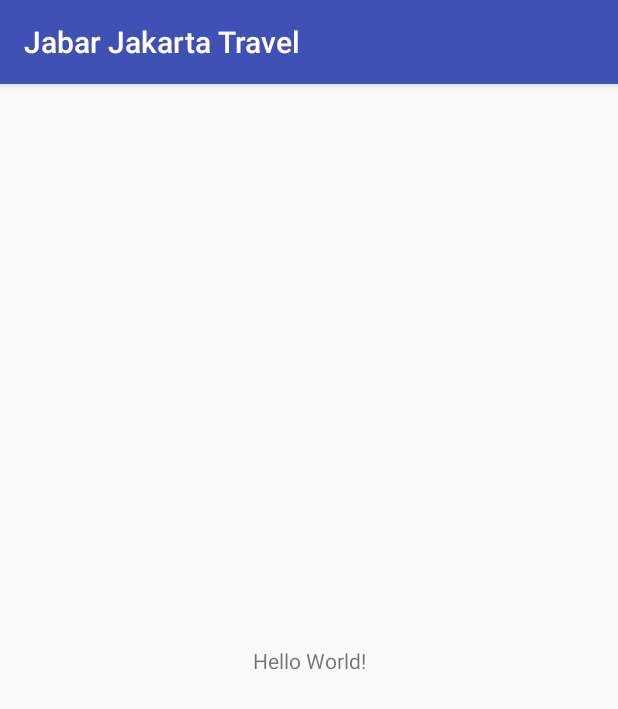
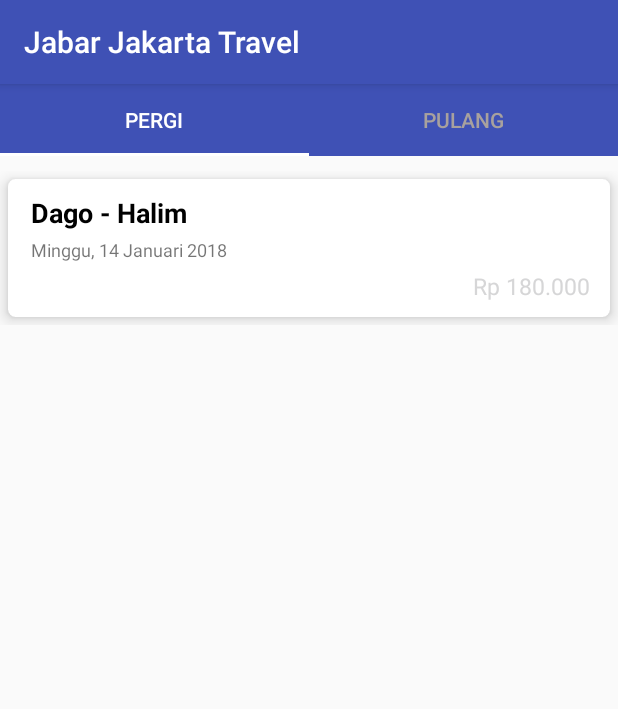
Before and after one commit to ahmad-mukhlish/JabarJakartaTravel, an Android app: the screen it shows after launch (MainActivity), on a phone screen of 412 x 824 dp. Shown: the top 709 px of the screen. Run offline under Robolectric (Android 15) with nearby library versions, the phone set to English and light mode, and no system bars.

Commit message:
add tab layout

```diff
--- a/app/src/main/AndroidManifest.xml
+++ b/app/src/main/AndroidManifest.xml
@@ -16,6 +16,7 @@
                 <category android:name="android.intent.category.LAUNCHER" />
             </intent-filter>
         </activity>
+        <activity android:name=".activities.PilihWaktuKursiActivity"></activity>
     </application>
 
 </manifest>
--- a/app/src/main/java/com/programmerbaper/jabarjakartatravel/activities/MainActivity.java
+++ b/app/src/main/java/com/programmerbaper/jabarjakartatravel/activities/MainActivity.java
@@ -1,9 +1,16 @@
 package com.programmerbaper.jabarjakartatravel.activities;
 
+import android.support.design.widget.TabLayout;
+import android.support.v4.view.ViewPager;
 import android.support.v7.app.AppCompatActivity;
 import android.os.Bundle;
 
 import com.programmerbaper.jabarjakartatravel.R;
+import com.programmerbaper.jabarjakartatravel.adapters.TrayekTabAdapter;
+import com.programmerbaper.jabarjakartatravel.entities.Trayek;
+
+import java.util.ArrayList;
+import java.util.List;
 
 public class MainActivity extends AppCompatActivity {
 
@@ -11,6 +18,26 @@ public class MainActivity extends AppCompatActivity {
     protected void onCreate(Bundle savedInstanceState) {
         super.onCreate(savedInstanceState);
         setContentView(R.layout.activity_main);
+
+        List<Trayek> list = new ArrayList<>();
+        list.add(new Trayek(1, "Dago - Halim", 180000));
+        list.add(new Trayek(1, "Halim Dago", 180000));
+
+        ViewPager viewPager = findViewById(R.id.viewpager);
+        TrayekTabAdapter adapter = new TrayekTabAdapter(getSupportFragmentManager(), setTabTitle(), list);
+        viewPager.setAdapter(adapter);
+        TabLayout tabLayout = findViewById(R.id.sliding_tabs);
+        tabLayout.setupWithViewPager(viewPager);
+
+    }
+
+    private String[] setTabTitle() {
+        String titles[] = new String[TrayekTabAdapter.TOTAL_FRAGMENT];
+        titles[0] = getString(R.string.tab_pergi);
+        titles[1] = getString(R.string.tab_pulang);
+
+
+        return titles;
     }
 
 
--- /dev/null
+++ b/app/src/main/java/com/programmerbaper/jabarjakartatravel/activities/PilihWaktuKursiActivity.java
@@ -0,0 +1,15 @@
+package com.programmerbaper.jabarjakartatravel.activities;
+
+import android.support.v7.app.AppCompatActivity;
+import android.os.Bundle;
+
+import com.programmerbaper.jabarjakartatravel.R;
+
+public class PilihWaktuKursiActivity extends AppCompatActivity {
+
+    @Override
+    protected void onCreate(Bundle savedInstanceState) {
+        super.onCreate(savedInstanceState);
+        setContentView(R.layout.activity_pilih_waktu_kursi);
+    }
+}
--- /dev/null
+++ b/app/src/main/java/com/programmerbaper/jabarjakartatravel/adapters/TrayekRecycleAdapter.java
@@ -0,0 +1,104 @@
+package com.programmerbaper.jabarjakartatravel.adapters;
+
+import android.content.Context;
+import android.content.Intent;
+import android.support.v7.widget.RecyclerView;
+import android.text.format.DateUtils;
+import android.util.Log;
+import android.view.LayoutInflater;
+import android.view.View;
+import android.view.ViewGroup;
+import android.widget.TextView;
+
+import com.programmerbaper.jabarjakartatravel.R;
+import com.programmerbaper.jabarjakartatravel.activities.PilihWaktuKursiActivity;
+import com.programmerbaper.jabarjakartatravel.entities.Trayek;
+
+import java.text.SimpleDateFormat;
+import java.util.Calendar;
+import java.util.Date;
+import java.util.List;
+import java.util.Locale;
+
+/**
+ * Created by ahmad on 1/12/2018.
+ */
+
+public class TrayekRecycleAdapter extends RecyclerView.Adapter<TrayekRecycleAdapter.TrayekViewHolder> {
+
+    private final String LOG_TAG = TrayekRecycleAdapter.class.getName();
+
+    private Context mContext;
+    private List<Trayek> mTrayeks;
+
+    public TrayekRecycleAdapter(Context mContext, List<Trayek> mTrayeks) {
+        this.mContext = mContext;
+        this.mTrayeks = mTrayeks;
+    }
+
+    @Override
+    public TrayekViewHolder onCreateViewHolder(ViewGroup parent, int viewType) {
+        View view = LayoutInflater.from(parent.getContext()).inflate(R.layout.each_trayek, parent, false);
+        return new TrayekViewHolder(view);
+    }
+
+    @Override
+    public void onBindViewHolder(TrayekViewHolder holder, int position) {
+        Trayek trayekNow = mTrayeks.get(position);
+        holder.mNama.setText(trayekNow.getmNama());
+        holder.mTanggal.setText(new SimpleDateFormat("EEEE, dd MMMM yyyy", new Locale("in", "ID")).format(DateUtil(Calendar.getInstance().getTime(),1)));
+        holder.mTarif.setText(Trayek.formatter(trayekNow.getmTarif()+""));
+        holder.mRootView.setOnClickListener(new DetailListener(position));
+
+    }
+
+    @Override
+    public int getItemCount() {
+        return mTrayeks.size();
+    }
+
+    public static class TrayekViewHolder extends RecyclerView.ViewHolder {
+        private TextView mNama, mTarif, mTanggal;
+        private View mRootView;
+
+        public TrayekViewHolder(View itemView) {
+            super(itemView);
+            mNama = itemView.findViewById(R.id.nama);
+            mTarif = itemView.findViewById(R.id.tarif);
+            mTanggal = itemView.findViewById(R.id.tanggal);
+            mRootView = itemView;
+        }
+    }
+
+
+    private class DetailListener implements View.OnClickListener {
+
+        private int mPosition;
+
+        DetailListener(int position) {
+            this.mPosition = position;
+        }
+
+        @Override
+        public void onClick(View view) {
+
+
+            Trayek clickedTrayek = mTrayeks.get(mPosition);
+            Intent intent = new Intent(mContext, PilihWaktuKursiActivity.class);
+            intent.putExtra("idTrayek", clickedTrayek.getmIdTrayek());
+            intent.putExtra("nama", clickedTrayek.getmNama());
+            intent.putExtra("tarif", clickedTrayek.getmTarif());
+            view.getContext().startActivity(intent);
+
+        }
+    }
+
+    private Date DateUtil(Date date, int days) {
+        Calendar cal = Calendar.getInstance();
+        cal.setTime(date);
+        cal.add(Calendar.DATE, days); //minus number would decrement the days
+        return cal.getTime();
+    }
+
+
+}
--- /dev/null
+++ b/app/src/main/java/com/programmerbaper/jabarjakartatravel/adapters/TrayekTabAdapter.java
@@ -0,0 +1,77 @@
+package com.programmerbaper.jabarjakartatravel.adapters;
+
+import android.os.Bundle;
+import android.support.v4.app.Fragment;
+import android.support.v4.app.FragmentManager;
+import android.support.v4.app.FragmentStatePagerAdapter;
+import android.util.Log;
+
+import com.programmerbaper.jabarjakartatravel.entities.Trayek;
+import com.programmerbaper.jabarjakartatravel.fragments.TrayekFragment;
+
+import java.util.ArrayList;
+import java.util.List;
+
+/**
+ * Created by ahmad on 1/13/2018.
+ */
+
+public class TrayekTabAdapter extends FragmentStatePagerAdapter {
+
+    private final String LOG_TAG = TrayekTabAdapter.class.getName();
+
+    public static final int TOTAL_FRAGMENT = 2;
+    private String[] mTitles;
+    private List<Trayek> mLists;
+
+    public TrayekTabAdapter(FragmentManager fm, String[] titles, List<Trayek> List) {
+        super(fm);
+        this.mTitles = titles;
+        this.mLists = List;
+    }
+
+
+    @Override
+    public Fragment getItem(int position) {
+        Fragment fragment = new TrayekFragment();
+        Bundle bundle = new Bundle();
+        bundle.putParcelableArrayList("key", (ArrayList<Trayek>) divideProduksForFragment(mLists, position));
+        fragment.setArguments(bundle);
+        return fragment;
+    }
+
+    @Override
+    public CharSequence getPageTitle(int position) {
+        return mTitles[position];
+    }
+
+    @Override
+    public int getCount() {
+        return TOTAL_FRAGMENT;
+    }
+
+    private List<Trayek> divideProduksForFragment(List<Trayek> all, int kode) {
+        List<Trayek> pergi = new ArrayList<>();
+        List<Trayek> pulang = new ArrayList<>();
+
+
+        for (Trayek trayekNow : all) {
+
+            if (trayekNow.getmNama().startsWith("Dago")) {
+                pergi.add(trayekNow);
+            } else {
+                pulang.add(trayekNow);
+            }
+
+        }
+
+
+        if (kode == 0)
+            return pergi;
+        else
+            return pulang;
+
+
+    }
+
+}
--- /dev/null
+++ b/app/src/main/java/com/programmerbaper/jabarjakartatravel/entities/Trayek.java
@@ -0,0 +1,83 @@
+package com.programmerbaper.jabarjakartatravel.entities;
+
+import android.os.Parcel;
+import android.os.Parcelable;
+
+import java.text.DecimalFormat;
+import java.text.DecimalFormatSymbols;
+
+/**
+ * Created by ahmad on 1/12/2018.
+ */
+
+public class Trayek implements Parcelable {
+
+    private int mIdTrayek;
+    private String mNama;
+    private int mTarif;
+
+
+    public Trayek(int mIdTrayek, String mNama, int mTarif) {
+        this.mIdTrayek = mIdTrayek;
+        this.mNama = mNama;
+        this.mTarif = mTarif;
+    }
+
+    protected Trayek(Parcel in) {
+        mIdTrayek = in.readInt();
+        mNama = in.readString();
+        mTarif = in.readInt();
+    }
+
+    public static final Creator<Trayek> CREATOR = new Creator<Trayek>() {
+        @Override
+        public Trayek createFromParcel(Parcel in) {
+            return new Trayek(in);
+        }
+
+        @Override
+        public Trayek[] newArray(int size) {
+            return new Trayek[size];
+        }
+    };
+
+    public int getmIdTrayek() {
+        return mIdTrayek;
+    }
+
+    public String getmNama() {
+        return mNama;
+    }
+
+    public int getmTarif() {
+        return mTarif;
+    }
+
+    @Override
+    public int describeContents() {
+        return 0;
+    }
+
+    @Override
+    public void writeToParcel(Parcel dest, int flags) {
+        dest.writeInt(mIdTrayek);
+        dest.writeString(mNama);
+        dest.writeInt(mTarif);
+    }
+
+    public static String formatter(String input) {
+        if (!input.isEmpty()) {
+            DecimalFormatSymbols symbol = new DecimalFormatSymbols();
+            symbol.setGroupingSeparator('.');
+
+            DecimalFormat format = new DecimalFormat(" Rp ###,###");
+            format.setDecimalFormatSymbols(symbol);
+
+            return format.format(Double.parseDouble(input));
+        } else {
+            return "";
+        }
+
+    }
+
+}
--- /dev/null
+++ b/app/src/main/java/com/programmerbaper/jabarjakartatravel/fragments/TrayekFragment.java
@@ -0,0 +1,48 @@
+package com.programmerbaper.jabarjakartatravel.fragments;
+
+import android.os.Bundle;
+import android.support.v4.app.Fragment;
+import android.support.v7.widget.GridLayoutManager;
+import android.support.v7.widget.RecyclerView;
+import android.util.Log;
+import android.view.LayoutInflater;
+import android.view.View;
+import android.view.ViewGroup;
+
+import com.programmerbaper.jabarjakartatravel.R;
+import com.programmerbaper.jabarjakartatravel.adapters.TrayekRecycleAdapter;
+import com.programmerbaper.jabarjakartatravel.entities.Trayek;
+
+import java.util.ArrayList;
+import java.util.List;
+
+public class TrayekFragment extends Fragment {
+    private final String LOG_TAG = TrayekFragment.class.getName();
+
+    public static RecyclerView recyclerView;
+
+    public TrayekFragment() {
+        // Required empty public constructor
+    }
+
+    @Override
+    public View onCreateView(final LayoutInflater inflater, ViewGroup container,
+                             Bundle savedInstanceState) {
+        View rootView = inflater.inflate(R.layout.fragment_trayek, container, false);
+
+        List<Trayek> listTrayek = getArguments().getParcelableArrayList("key");
+
+        TrayekRecycleAdapter trayekRecycleAdapter =
+                new TrayekRecycleAdapter(getContext(), listTrayek);
+
+        recyclerView = rootView.findViewById(R.id.rvItems);
+        RecyclerView.LayoutManager layoutManager = new GridLayoutManager(getContext(), 1);
+
+        recyclerView.setHasFixedSize(true);
+        recyclerView.setLayoutManager(layoutManager);
+        recyclerView.setAdapter(trayekRecycleAdapter);
+
+
+        return rootView;
+    }
+}
--- a/app/src/main/res/layout/activity_main.xml
+++ b/app/src/main/res/layout/activity_main.xml
@@ -1,18 +1,28 @@
 <?xml version="1.0" encoding="utf-8"?>
-<android.support.constraint.ConstraintLayout xmlns:android="http://schemas.android.com/apk/res/android"
+<LinearLayout xmlns:android="http://schemas.android.com/apk/res/android"
     xmlns:app="http://schemas.android.com/apk/res-auto"
     xmlns:tools="http://schemas.android.com/tools"
     android:layout_width="match_parent"
     android:layout_height="match_parent"
+    android:orientation="vertical"
     tools:context="com.programmerbaper.jabarjakartatravel.activities.MainActivity">
 
-    <TextView
-        android:layout_width="wrap_content"
+    <android.support.design.widget.TabLayout
+        android:id="@+id/sliding_tabs"
+        style="@style/MyCustomTabTextAppearance"
+        android:layout_width="match_parent"
         android:layout_height="wrap_content"
-        android:text="Hello World!"
-        app:layout_constraintBottom_toBottomOf="parent"
-        app:layout_constraintLeft_toLeftOf="parent"
-        app:layout_constraintRight_toRightOf="parent"
-        app:layout_constraintTop_toTopOf="parent" />
+        app:tabBackground="@color/colorPrimary"
+        app:tabGravity="fill"
+        app:tabIndicatorColor="@android:color/white"
+        app:tabMaxWidth="0dp"
+        app:tabMode="fixed"
+        app:tabSelectedTextColor="@android:color/white"
+        app:tabTextColor="@color/tab_text" />
 
-</android.support.constraint.ConstraintLayout>
+    <android.support.v4.view.ViewPager
+        android:id="@+id/viewpager"
+        android:layout_width="match_parent"
+        android:layout_height="match_parent" />
+
+</LinearLayout>
--- /dev/null
+++ b/app/src/main/res/layout/activity_pilih_waktu_kursi.xml
@@ -0,0 +1,9 @@
+<?xml version="1.0" encoding="utf-8"?>
+<android.support.constraint.ConstraintLayout xmlns:android="http://schemas.android.com/apk/res/android"
+    xmlns:app="http://schemas.android.com/apk/res-auto"
+    xmlns:tools="http://schemas.android.com/tools"
+    android:layout_width="match_parent"
+    android:layout_height="match_parent"
+    tools:context="com.programmerbaper.jabarjakartatravel.activities.PilihWaktuKursiActivity">
+
+</android.support.constraint.ConstraintLayout>
--- /dev/null
+++ b/app/src/main/res/layout/each_trayek.xml
@@ -0,0 +1,58 @@
+<?xml version="1.0" encoding="utf-8"?>
+<RelativeLayout xmlns:android="http://schemas.android.com/apk/res/android"
+    xmlns:tool="http://schemas.android.com/tools"
+    android:layout_width="match_parent"
+    android:layout_height="wrap_content"
+    android:layout_marginTop="10dp">
+
+    <android.support.v7.widget.CardView xmlns:android="http://schemas.android.com/apk/res/android"
+        xmlns:card_view="http://schemas.android.com/apk/res-auto"
+        android:layout_width="match_parent"
+        android:layout_height="wrap_content"
+        android:layout_gravity="center_horizontal"
+        android:layout_margin="5dp"
+        card_view:cardCornerRadius="5dp"
+        card_view:cardElevation="6dp">
+
+        <RelativeLayout
+            android:layout_width="match_parent"
+            android:layout_height="wrap_content"
+            android:padding="10dp">
+
+
+            <TextView
+                android:id="@+id/nama"
+                android:layout_width="wrap_content"
+                android:layout_height="wrap_content"
+                android:layout_marginStart="5dp"
+                android:textColor="#000000"
+                android:textSize="18sp"
+                android:textStyle="bold"
+                android:text="Dago - Halim Perdana Kusuma" />
+
+
+            <TextView
+                android:id="@+id/tanggal"
+                android:layout_width="wrap_content"
+                android:layout_height="wrap_content"
+                android:layout_below="@id/nama"
+                android:layout_marginStart="5dp"
+                android:layout_marginTop="4dp"
+                android:textSize="12sp"
+                tool:text="Selasa, 12 Januari 2018" />
+
+            <TextView
+                android:id="@+id/tarif"
+                android:layout_width="wrap_content"
+                android:layout_height="wrap_content"
+                android:layout_alignParentEnd="true"
+                android:layout_below="@id/tanggal"
+                android:layout_marginEnd="3dp"
+                android:layout_marginTop="5dp"
+                android:textColor="@color/primary_dark"
+                android:textSize="15sp"
+                tool:text="Rp. 170. 000" />
+
+        </RelativeLayout>
+    </android.support.v7.widget.CardView>
+</RelativeLayout>
--- /dev/null
+++ b/app/src/main/res/layout/fragment_trayek.xml
@@ -0,0 +1,14 @@
+<?xml version="1.0" encoding="utf-8"?>
+<LinearLayout xmlns:android="http://schemas.android.com/apk/res/android"
+    android:layout_width="match_parent"
+    android:layout_height="match_parent"
+    android:orientation="vertical">
+
+    <android.support.v7.widget.RecyclerView xmlns:android="http://schemas.android.com/apk/res/android"
+        android:id="@+id/rvItems"
+        android:layout_width="match_parent"
+        android:layout_height="match_parent"
+        android:orientation="vertical" />
+
+
+</LinearLayout>
--- a/app/src/main/res/values/colors.xml
+++ b/app/src/main/res/values/colors.xml
@@ -2,5 +2,6 @@
 <resources>
     <color name="colorPrimary">#3F51B5</color>
     <color name="colorPrimaryDark">#303F9F</color>
-    <color name="colorAccent">#FF4081</color>
+    <color name="colorAccent">#ffab40</color>
+    <color name="tab_text">#A8A19E</color>
 </resources>
--- a/app/src/main/res/values/strings.xml
+++ b/app/src/main/res/values/strings.xml
@@ -1,3 +1,8 @@
 <resources>
     <string name="app_name">Jabar Jakarta Travel</string>
+
+    <!-- TODO: Remove or change this placeholder text -->
+    <string name="hello_blank_fragment">Hello blank fragment</string>
+    <string name="tab_pergi">Pergi</string>
+    <string name="tab_pulang">Pulang</string>
 </resources>
--- a/app/src/main/res/values/styles.xml
+++ b/app/src/main/res/values/styles.xml
@@ -6,6 +6,12 @@
         <item name="colorPrimary">@color/colorPrimary</item>
         <item name="colorPrimaryDark">@color/colorPrimaryDark</item>
         <item name="colorAccent">@color/colorAccent</item>
+        <item name="android:windowContentOverlay">@null</item>
     </style>
 
+    <style name="MyCustomTabTextAppearance" parent="TextAppearance.Design.Tab">
+        <item name="android:textSize">10sp</item>
+    </style>
+
+
 </resources>
```
Also changed, not shown: app/build.gradle (+19 -8 lines).
